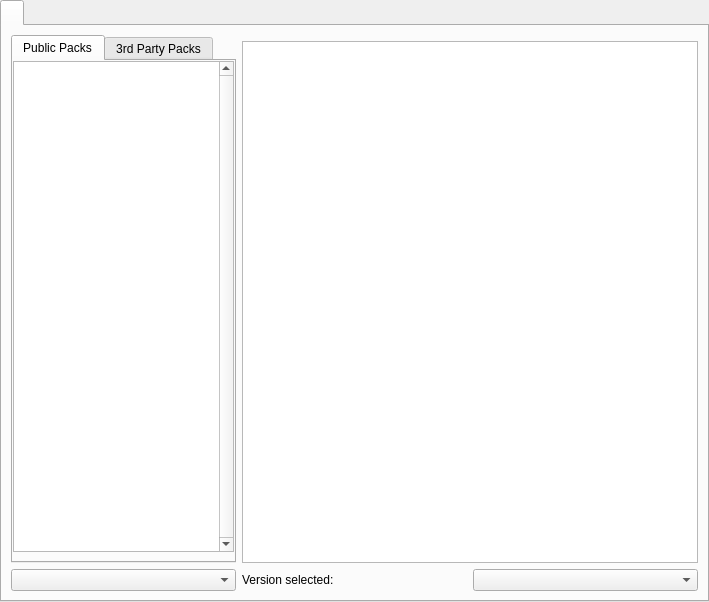
This is application/pages/modplatform/FTBPage.ui in FreesmTeam/FreesmLauncher as Qt 5 draws it before an edit. The edited form follows.
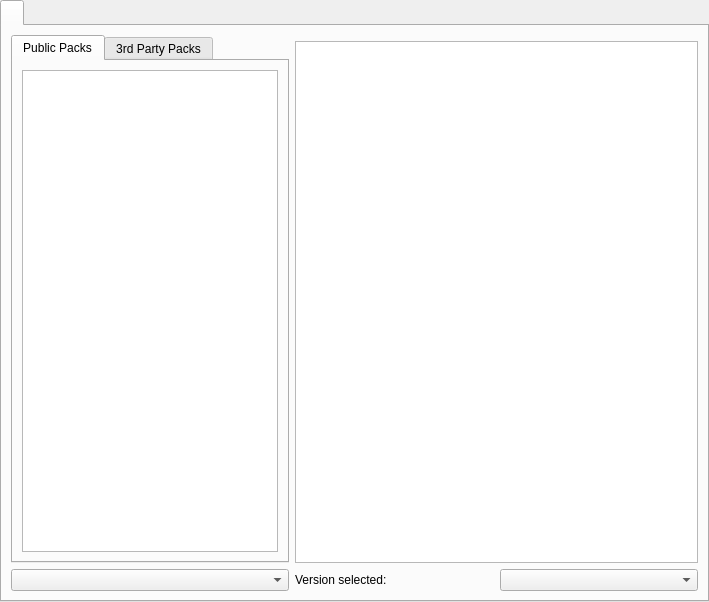
This is the edited form.

Patch:
```diff
--- a/application/pages/modplatform/FTBPage.ui
+++ b/application/pages/modplatform/FTBPage.ui
@@ -23,7 +23,7 @@
    <property name="bottomMargin">
     <number>0</number>
    </property>
-   <item row="0" column="0">
+   <item>
     <widget class="QTabWidget" name="tabWidget">
      <property name="currentIndex">
       <number>0</number>
@@ -74,19 +74,18 @@
           <attribute name="title">
            <string>Public Packs</string>
           </attribute>
+          <layout class="QVBoxLayout" name="verticalLayout_2">
+           <item>
           <widget class="QTreeView" name="publicPackList">
-           <property name="geometry">
-            <rect>
-             <x>0</x>
-             <y>0</y>
-             <width>221</width>
-             <height>491</height>
-            </rect>
-           </property>
            <property name="verticalScrollBarPolicy">
-            <enum>Qt::ScrollBarAlwaysOn</enum>
-           </property>
-          </widget>
+              <enum>Qt::ScrollBarAsNeeded</enum>
+             </property>
+             <property name="horizontalScrollBarPolicy">
+              <enum>Qt::ScrollBarAlwaysOff</enum>
+             </property>
+            </widget>
+           </item>
+          </layout>
          </widget>
          <widget class="QWidget" name="tab_3">
           <attribute name="title">
```
Left out of the diff: 25 changed lines with no effect on the pictures. Lines whose indentation alone changed are shown as unchanged.
